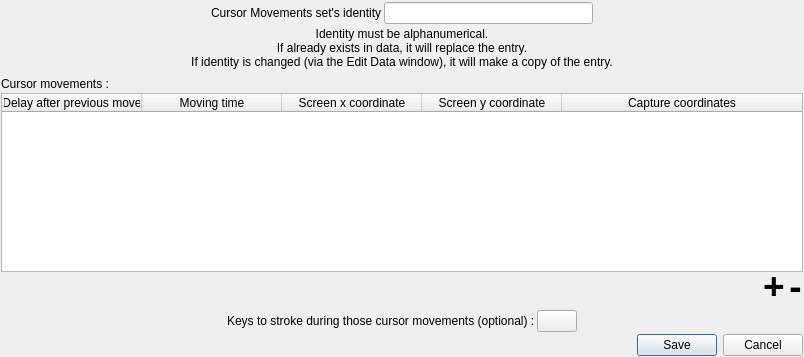
First picture: the form in ui/CursorMovementsSelectedEditDialog.ui, repository AmirHammouteneEI/ScheduledPasteAndKeys, before the edit.
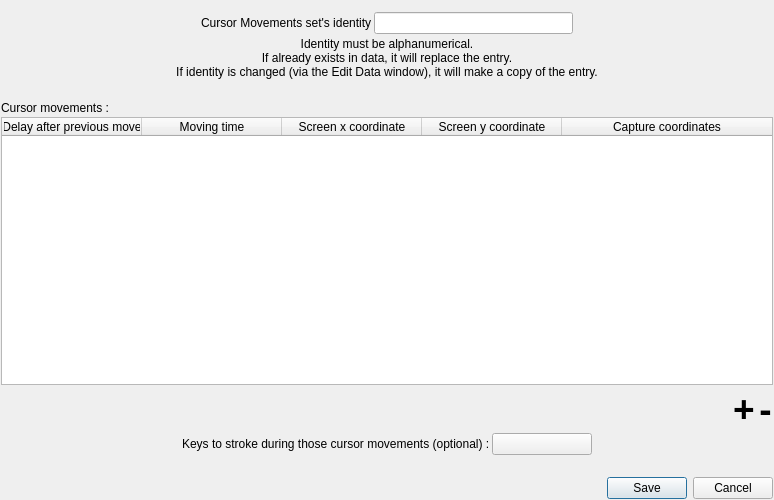
Second picture: the form after the edit.

```diff
--- a/ui/CursorMovementsSelectedEditDialog.ui
+++ b/ui/CursorMovementsSelectedEditDialog.ui
@@ -6,8 +6,8 @@
    <rect>
     <x>0</x>
     <y>0</y>
-    <width>804</width>
-    <height>357</height>
+    <width>774</width>
+    <height>500</height>
    </rect>
   </property>
   <property name="windowTitle">
@@ -120,7 +120,7 @@
       <enum>Qt::Orientation::Vertical</enum>
      </property>
      <property name="sizeType">
-      <enum>QSizePolicy::Policy::Preferred</enum>
+      <enum>QSizePolicy::Policy::Fixed</enum>
      </property>
      <property name="sizeHint" stdset="0">
       <size>
@@ -202,7 +202,7 @@
       <enum>Qt::Orientation::Vertical</enum>
      </property>
      <property name="sizeType">
-      <enum>QSizePolicy::Policy::Preferred</enum>
+      <enum>QSizePolicy::Policy::Fixed</enum>
      </property>
      <property name="sizeHint" stdset="0">
       <size>
@@ -214,6 +214,9 @@
    </item>
    <item>
     <layout class="QHBoxLayout" name="horizontalLayout_5">
+     <property name="spacing">
+      <number>2</number>
+     </property>
      <item>
       <spacer name="horizontalSpacer_7">
        <property name="orientation">
@@ -293,6 +296,9 @@
    </item>
    <item>
     <layout class="QHBoxLayout" name="horizontalLayout_7">
+     <property name="spacing">
+      <number>2</number>
+     </property>
      <item>
       <spacer name="horizontalSpacer_10">
        <property name="orientation">
@@ -315,6 +321,12 @@
      </item>
      <item>
       <widget class="QPushButton" name="keysStrokeButton">
+       <property name="minimumSize">
+        <size>
+         <width>100</width>
+         <height>0</height>
+        </size>
+       </property>
        <property name="text">
         <string/>
        </property>
@@ -335,6 +347,22 @@
      </item>
     </layout>
    </item>
+   <item>
+    <spacer name="verticalSpacer_4">
+     <property name="orientation">
+      <enum>Qt::Orientation::Vertical</enum>
+     </property>
+     <property name="sizeType">
+      <enum>QSizePolicy::Policy::Fixed</enum>
+     </property>
+     <property name="sizeHint" stdset="0">
+      <size>
+       <width>20</width>
+       <height>20</height>
+      </size>
+     </property>
+    </spacer>
+   </item>
    <item>
     <widget class="QDialogButtonBox" name="buttonBox">
      <property name="orientation">
```
